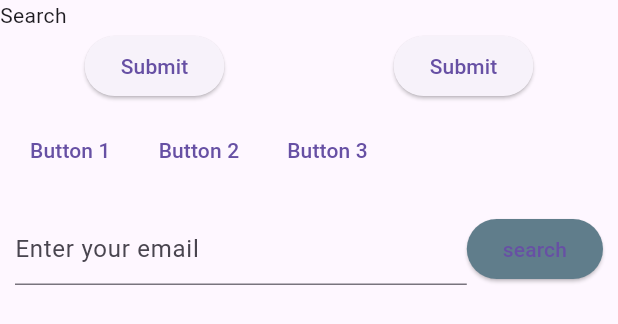
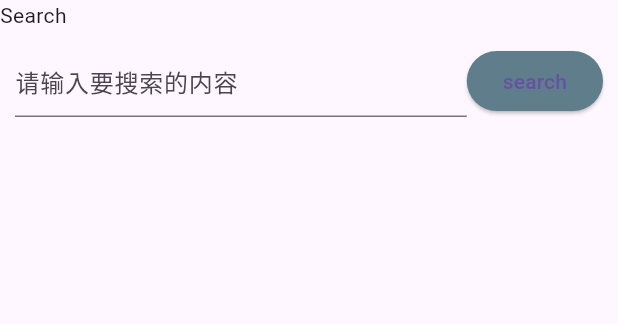
Before and after one commit to uuo00n/flutter_demo, a Flutter app: the Search widget shown alone on an empty page, opened directly, on a phone screen of 412 x 824 dp. Shown: the top 324 px of the screen. Run offline on Flutter 3.47's test engine with Material 3 defaults, Android fonts, the phone set to English and light mode, and no system bars; missing offline and left inert: dart:html, pedantic; network calls fail; project files that could hold a hidden picture were left out.

Commit message:
"添加Demo页面和相关控件，优化搜索功能"
此次提交包括以下几个主要更改：
1. 新增了一个名为Demo的页面，其中包含了各种控件的展示和测试。2. 在main.dart中引入了demo.dart，以便在项目中使用新添加的Demo页面。
3. 主页底部导航栏新增了一个图标，用于访问Demo页面。
4. 在搜索页面Search中，优化了按钮的布局和功能，提升了用户体验。
5. 修复了搜索功能中的一个bug，确保用户输入正确的内容能够得到及时的反馈。

Signed-off-by: uuo00_n <huangjunbo1107@outlook.com>

```diff
--- a/lib/search.dart
+++ b/lib/search.dart
@@ -1,5 +1,4 @@
 import 'dart:convert';
-import 'dart:html';
 
 import 'package:flutter/material.dart';
 import 'package:http/http.dart' as http;
@@ -12,6 +11,11 @@ class Search extends StatefulWidget {
 }
 
 class _SearchState extends State<Search> {
+
+  var userToken = '';
+  final TextEditingController _keyboard = TextEditingController();
+
+
   @override
   void initState() {
     // TODO: implement initState
@@ -27,44 +31,15 @@ class _SearchState extends State<Search> {
           Row(
             children: [Text("Search")],
           ),
-          Row(
-            mainAxisAlignment: MainAxisAlignment.spaceAround,
-            children: [
-              Container(
-                  child: Center(
-                child: ElevatedButton(
-                  child: const Text('Submit'),
-                  onPressed: () {},
-                ),
-              )),
-              Container(
-                child: ElevatedButton(
-                  child: const Text('Submit'),
-                  onPressed: () {},
-                ),
-              )
-            ],
-          ),
-          Row(
-            children: [
-              ButtonBar(
-                alignment: MainAxisAlignment.spaceEvenly,
-                children: <Widget>[
-                  TextButton(child: const Text('Button 1'), onPressed: () {}),
-                  TextButton(child: const Text('Button 2'), onPressed: () {}),
-                  TextButton(child: const Text('Button 3'), onPressed: () {}),
-                ],
-              )
-            ],
-          ),
           Padding(
             padding: EdgeInsets.all(10),
             child: Row(
               children: [
                 Expanded(
                   child: TextFormField(
+                    controller: _keyboard,
                     decoration: const InputDecoration(
-                      hintText: 'Enter your email',
+                      hintText: '请输入要搜索的内容',
                     ),
                     validator: (String? value) {
                       if (value == null || value.isEmpty) {
@@ -75,13 +50,20 @@ class _SearchState extends State<Search> {
                   ),
                 ),
                 ElevatedButton(
-                  onPressed: () {},
+                  onPressed: () {
+                    ScaffoldMessenger.of(context).showSnackBar(SnackBar(content: Text(_keyboard.text)));
+                  },
                   child: Text("search"),
                   style: ElevatedButton.styleFrom(primary: Colors.blueGrey),
                 )
               ],
             ),
           ),
+          Row(
+            children: [
+
+            ],
+          )
         ],
       ),
     );
@@ -93,16 +75,38 @@ class _SearchState extends State<Search> {
     var body = jsonEncode({"username": "hjb", "password": "hjb"});
     var response = await http.post(url, body: body, headers: headers);
     var rsp = jsonDecode(utf8.decode(response.bodyBytes));
-    print(rsp['token']);
+    print("请求token："+rsp['token']);
+    setState(() {
+      userToken = rsp['token'];
+    });
+    print("内部存储token"+userToken);
+    if(response.statusCode == 200){
 
-    if (rsp['code'] == 200) {
+      if (rsp['code'] == 200 && userToken != null) {
+        getCompanyListData();
+        ScaffoldMessenger.of(context).showSnackBar(SnackBar(
+          content: Text('登陆成功！'),
+        ));
+      } else {
+        ScaffoldMessenger.of(context).showSnackBar(SnackBar(
+          content: Text('登录失败！原因：' + rsp['msg']),
+        ));
+      }
+    }else{
       ScaffoldMessenger.of(context).showSnackBar(SnackBar(
-        content: Text('登陆成功！'),
-      ));
-    } else {
-      ScaffoldMessenger.of(context).showSnackBar(SnackBar(
-        content: Text('登录失败！原因：' + rsp['msg']),
+        content: Text('网络错误请检查网络环境'),
       ));
     }
+
+  }
+
+  Future<void> getCompanyListData() async {
+    var url = Uri.parse("http://192.168.1.100:8080/city/api/logistics-inquiry/logistics_company/list");
+    var header = {
+      "Authorization":userToken
+    };
+    var response = await http.get(url,headers: header);
+    var rspbody = jsonDecode(utf8.decode(response.bodyBytes));
+
   }
 }
```
Also changed, not shown: lib/demo.dart (added, +51 -0 lines), lib/main.dart (+6 -6 lines).
